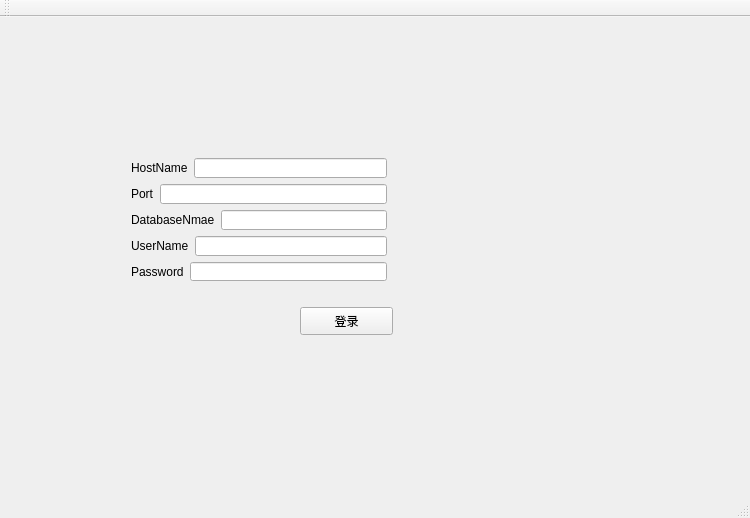
Above: lab/dbapplication/mainwindow.ui from muzw/DB_HW_Lab before the change. Below: the same form after it.
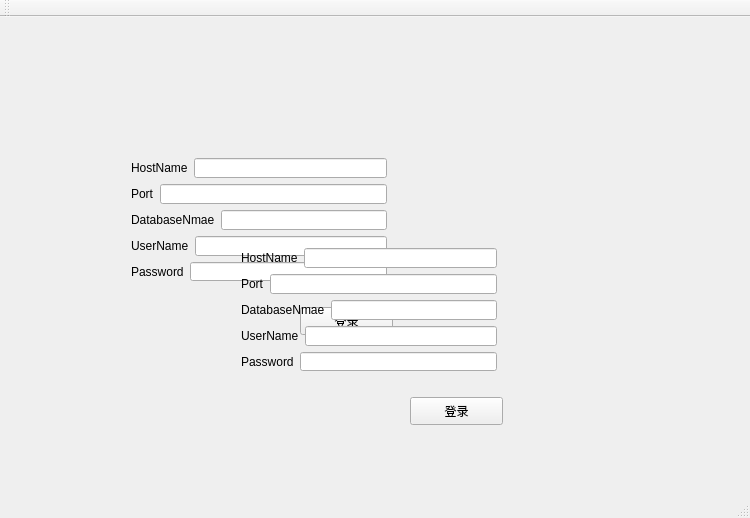
That is the form after the change.

What changed in the file:
```diff
--- a/lab/dbapplication/mainwindow.ui
+++ b/lab/dbapplication/mainwindow.ui
@@ -27,7 +27,7 @@
      <string>登录</string>
     </property>
    </widget>
-   <widget class="QWidget" name="">
+   <widget class="QWidget" name="layoutWidget">
     <property name="geometry">
      <rect>
       <x>120</x>
@@ -135,18 +135,131 @@
      </item>
     </layout>
    </widget>
-   <zorder>HostName_LE</zorder>
-   <zorder>Port_LE</zorder>
-   <zorder>DatabaseName_LE</zorder>
-   <zorder>UserName_LE</zorder>
-   <zorder>Password_lE</zorder>
-   <zorder>HostName_LE</zorder>
-   <zorder>label</zorder>
-   <zorder>label_2</zorder>
-   <zorder>label_3</zorder>
-   <zorder>label_4</zorder>
-   <zorder>label_5</zorder>
+   <widget class="QPushButton" name="SignInBtn_2">
+    <property name="geometry">
+     <rect>
+      <x>410</x>
+      <y>380</y>
+      <width>93</width>
+      <height>28</height>
+     </rect>
+    </property>
+    <property name="text">
+     <string>登录</string>
+    </property>
+   </widget>
+   <widget class="QWidget" name="layoutWidget_2">
+    <property name="geometry">
+     <rect>
+      <x>230</x>
+      <y>220</y>
+      <width>278</width>
+      <height>145</height>
+     </rect>
+    </property>
+    <layout class="QVBoxLayout" name="verticalLayout_2">
+     <item>
+      <layout class="QHBoxLayout" name="horizontalLayout_6">
+       <item>
+        <widget class="QLabel" name="label_6">
+         <property name="text">
+          <string>HostName</string>
+         </property>
+        </widget>
+       </item>
+       <item>
+        <widget class="QLineEdit" name="HostName_LE_2">
+         <property name="clearButtonEnabled">
+          <bool>true</bool>
+         </property>
+        </widget>
+       </item>
+      </layout>
+     </item>
+     <item>
+      <layout class="QHBoxLayout" name="horizontalLayout_7">
+       <item>
+        <widget class="QLabel" name="label_7">
+         <property name="text">
+          <string>Port</string>
+         </property>
+        </widget>
+       </item>
+       <item>
+        <widget class="QLineEdit" name="Port_LE_2">
+         <property name="clearButtonEnabled">
+          <bool>true</bool>
+         </property>
+        </widget>
+       </item>
+      </layout>
+     </item>
+     <item>
+      <layout class="QHBoxLayout" name="horizontalLayout_8">
+       <item>
+        <widget class="QLabel" name="label_8">
+         <property name="text">
+          <string>DatabaseNmae</string>
+         </property>
+        </widget>
+       </item>
+       <item>
+        <widget class="QLineEdit" name="DatabaseName_LE_2">
+         <property name="clearButtonEnabled">
+          <bool>true</bool>
+         </property>
+        </widget>
+       </item>
+      </layout>
+     </item>
+     <item>
+      <layout class="QHBoxLayout" name="horizontalLayout_9">
+       <item>
+        <widget class="QLabel" name="label_9">
+         <property name="text">
+          <string>UserName</string>
+         </property>
+        </widget>
+       </item>
+       <item>
+        <widget class="QLineEdit" name="UserName_LE_2">
+         <property name="echoMode">
+          <enum>QLineEdit::Normal</enum>
+         </property>
+         <property name="clearButtonEnabled">
+          <bool>true</bool>
+         </property>
+        </widget>
+       </item>
+      </layout>
+     </item>
+     <item>
+      <layout class="QHBoxLayout" name="horizontalLayout_10">
+       <item>
+        <widget class="QLabel" name="label_10">
+         <property name="text">
+          <string>Password</string>
+         </property>
+        </widget>
+       </item>
+       <item>
+        <widget class="QLineEdit" name="Password_lE_2">
+         <property name="echoMode">
+          <enum>QLineEdit::Password</enum>
+         </property>
+         <property name="clearButtonEnabled">
+          <bool>true</bool>
+         </property>
+        </widget>
+       </item>
+      </layout>
+     </item>
+    </layout>
+   </widget>
+   <zorder>layoutWidget</zorder>
    <zorder>SignInBtn</zorder>
+   <zorder>SignInBtn_2</zorder>
+   <zorder>layoutWidget_2</zorder>
   </widget>
   <widget class="QMenuBar" name="menuBar">
    <property name="geometry">
```
